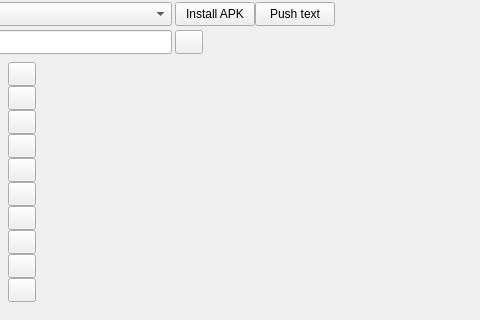
First picture: the form in src/Layout/viewLogcat.ui, repository WeizhongLiang/AndroidBoyPublic, before the edit; both pictures show x 433 to 913 and y 0 to 320 of the 913 by 600 pixel window.
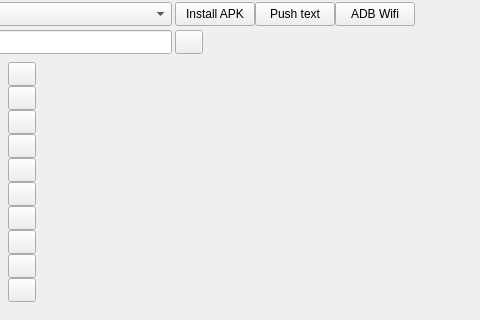
Second picture: the form after the edit. Icons and pictures are not drawn.

Commit message: one button to connect adb device via wifi.

```diff
--- a/src/Layout/viewLogcat.ui
+++ b/src/Layout/viewLogcat.ui
@@ -189,6 +189,31 @@
          </property>
         </widget>
        </item>
+       <item>
+        <widget class="QPushButton" name="btADBWifi">
+         <property name="sizePolicy">
+          <sizepolicy hsizetype="Fixed" vsizetype="Fixed">
+           <horstretch>0</horstretch>
+           <verstretch>0</verstretch>
+          </sizepolicy>
+         </property>
+         <property name="minimumSize">
+          <size>
+           <width>0</width>
+           <height>24</height>
+          </size>
+         </property>
+         <property name="maximumSize">
+          <size>
+           <width>16777215</width>
+           <height>24</height>
+          </size>
+         </property>
+         <property name="text">
+          <string>ADB Wifi</string>
+         </property>
+        </widget>
+       </item>
        <item>
         <spacer name="horizontalSpacer">
          <property name="orientation">
```
The commit also changes 10 other files.
